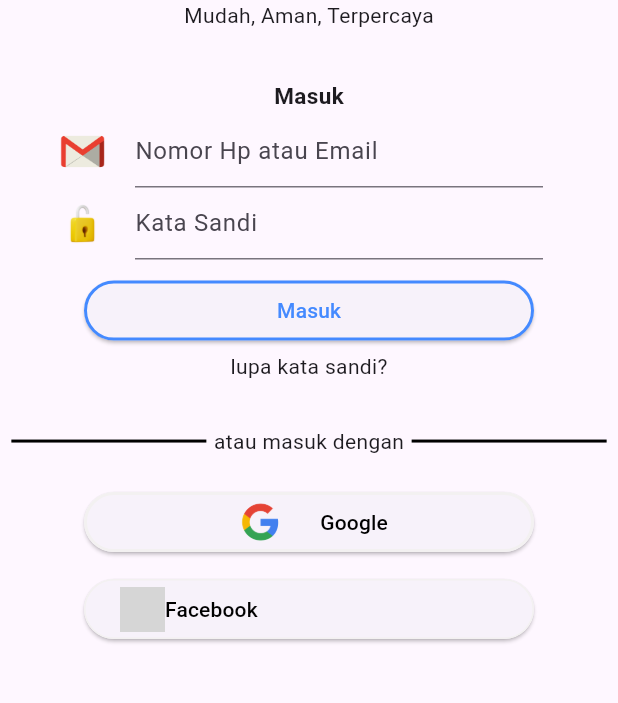
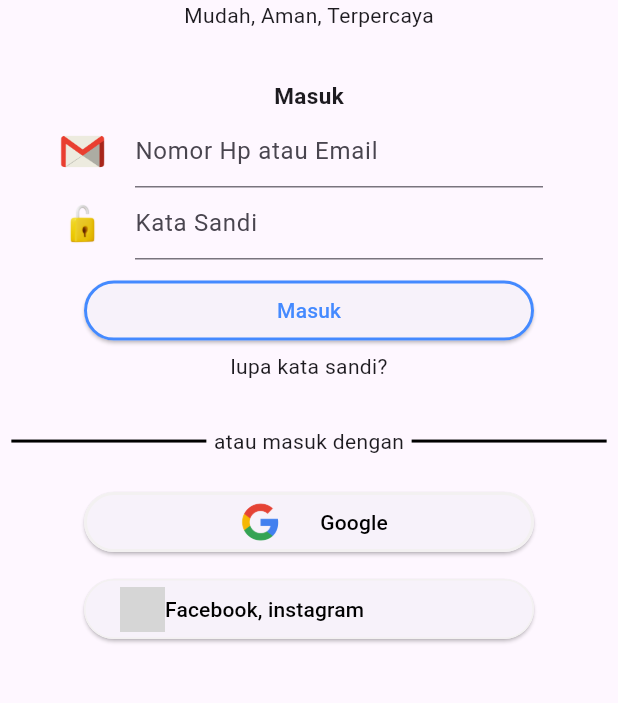
Before and after one commit to idrismaulana00/rental-mobil, a Flutter app: the screen it shows after launch, on a phone screen of 412 x 824 dp, the part 356-1059 px from its top. Run offline on Flutter 3.47's test engine with Material 3 defaults, Android fonts, the phone set to English and light mode, and no system bars; grey boxes are pictures that could not be loaded.

Commit message:
tambah test

```diff
--- a/lib/page/login/loginmasuk.dart
+++ b/lib/page/login/loginmasuk.dart
@@ -161,7 +161,7 @@ class MasukPage extends StatelessWidget {
                       'asset/fb.png',
                       width: 30,
                     ),
-                    Text('Facebook')
+                    Text('Facebook, instagram')
                   ],
                 ),
               ),
```
